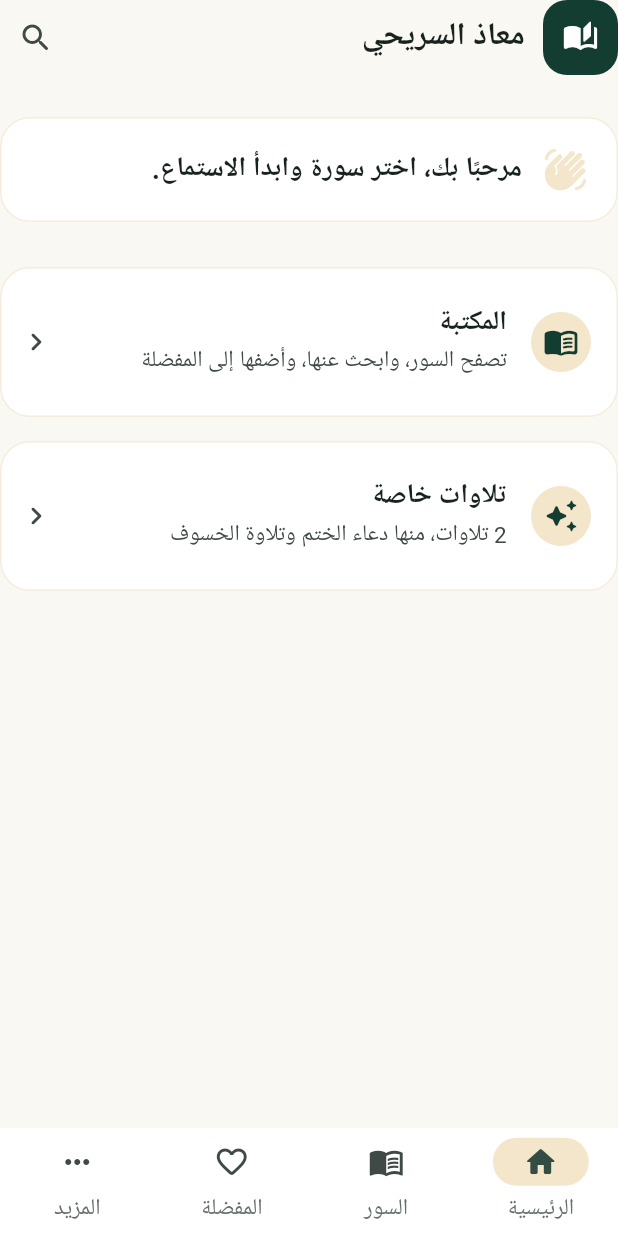
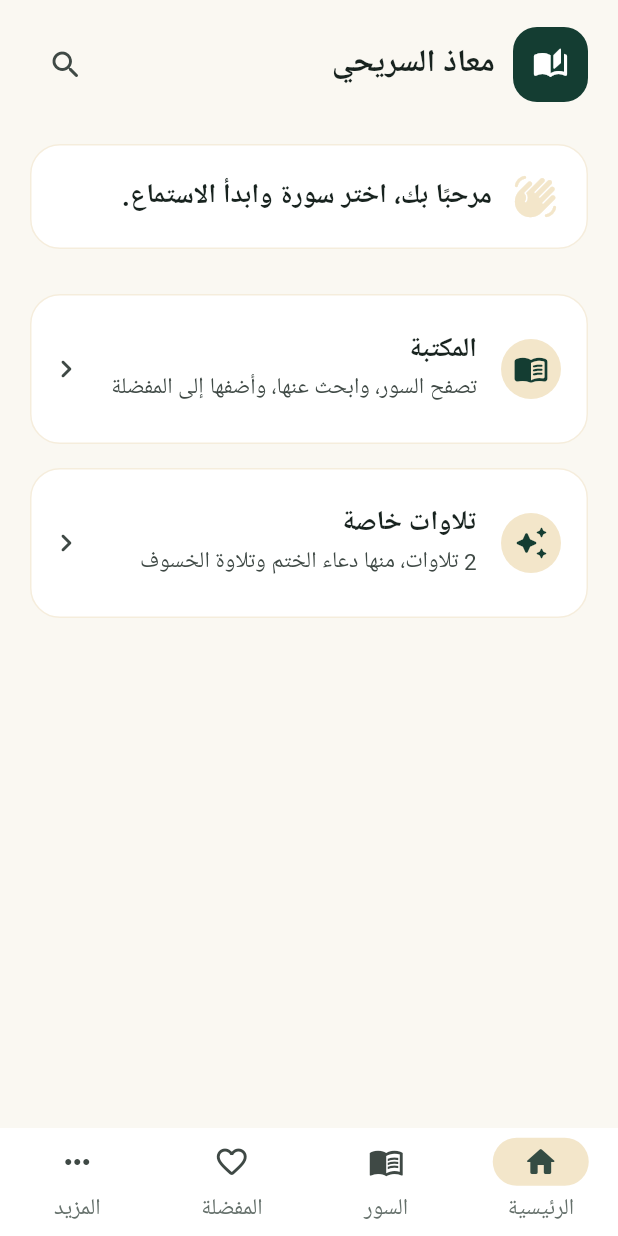
Before and after one commit to faresaltaifiit-code/muath_alsuraihi, a Flutter app: the screen it shows after launch, on a phone screen of 412 x 824 dp. Run offline on Flutter 3.47's test engine with Material 3 defaults, Android fonts, the phone set to English and light mode, and no system bars; our stand-ins replace audio_service, connectivity_plus, just_audio, share_plus, shared_preferences; missing offline and left inert: audio_session; network calls fail.

Commit message:
Fix home scroll padding

```diff
--- a/lib/features/home/presentation/home_screen.dart
+++ b/lib/features/home/presentation/home_screen.dart
@@ -23,9 +23,10 @@ class HomeScreen extends StatelessWidget {
 
     return Scaffold(
       body: SafeArea(
-        child: CustomScrollView(
+        child: Padding(
           padding: const EdgeInsets.fromLTRB(20, 18, 20, 32),
-          slivers: [
+          child: CustomScrollView(
+            slivers: [
             SliverToBoxAdapter(child: _Header(onSearch: () => _openLibrary(context))),
             if (!hasContinue) ...[
               const SliverToBoxAdapter(child: SizedBox(height: 28)),
@@ -54,7 +55,8 @@ class HomeScreen extends StatelessWidget {
                 ),
               ),
             ],
-          ],
+            ],
+          ),
         ),
       ),
     );
```
